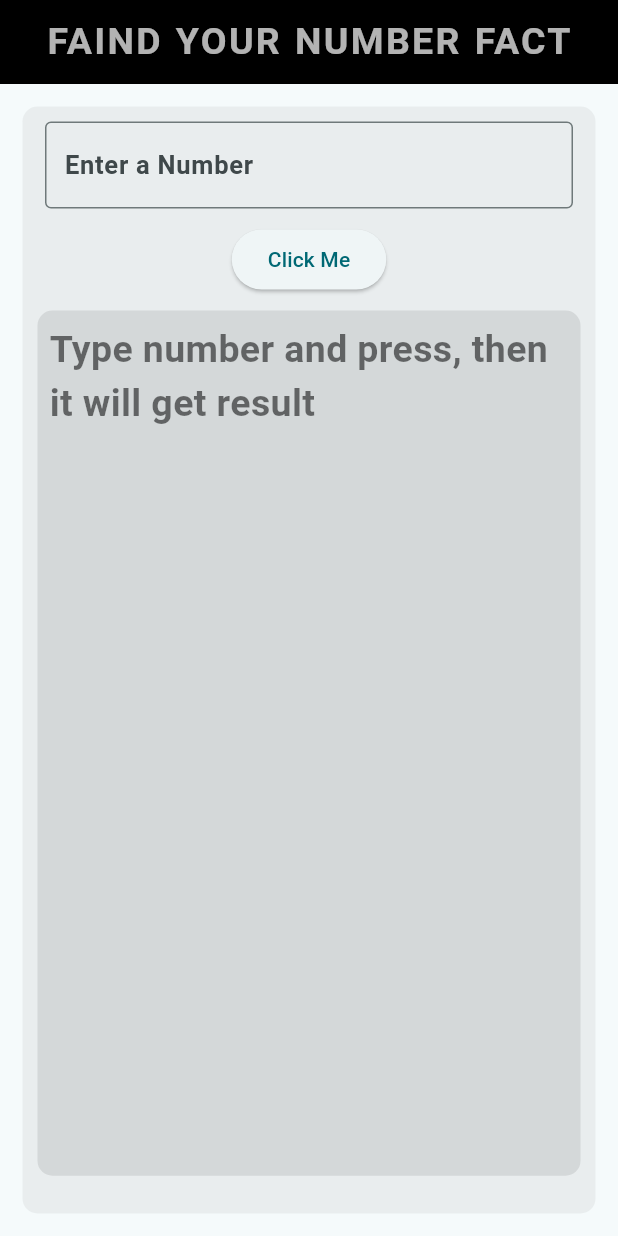
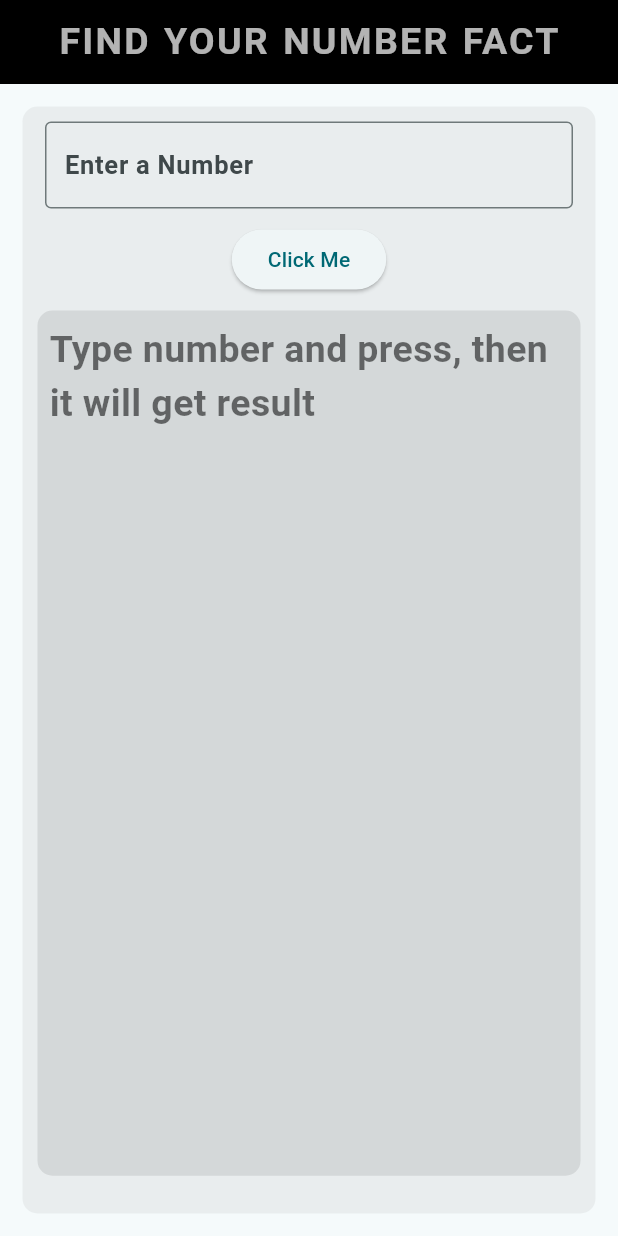
Before and after one commit to musthafamullath/api_calling_setstate_find_number_fact, a Flutter app: the screen it shows after launch, on a phone screen of 412 x 824 dp. Run offline on Flutter 3.47's test engine with Material 3 defaults, Android fonts, the phone set to English and light mode, and no system bars; our stand-ins replace google_fonts.

Commit message:
second commit

```diff
--- a/lib/main.dart
+++ b/lib/main.dart
@@ -42,7 +42,7 @@ class _NumberFactClassState extends State<NumberFactClass> {
           centerTitle: true,
           backgroundColor: Colors.black,
           title: Text(
-            "FAIND YOUR NUMBER FACT",
+            "FIND YOUR NUMBER FACT",
             style: GoogleFonts.aBeeZee(
                 color: Colors.white70,
                 fontSize: 25,
```
Also changed, not shown: 21 other files.
